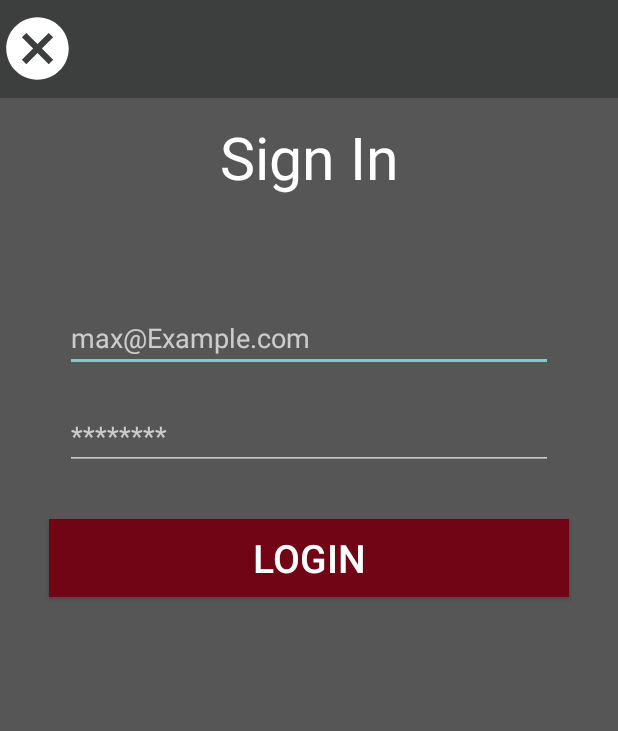
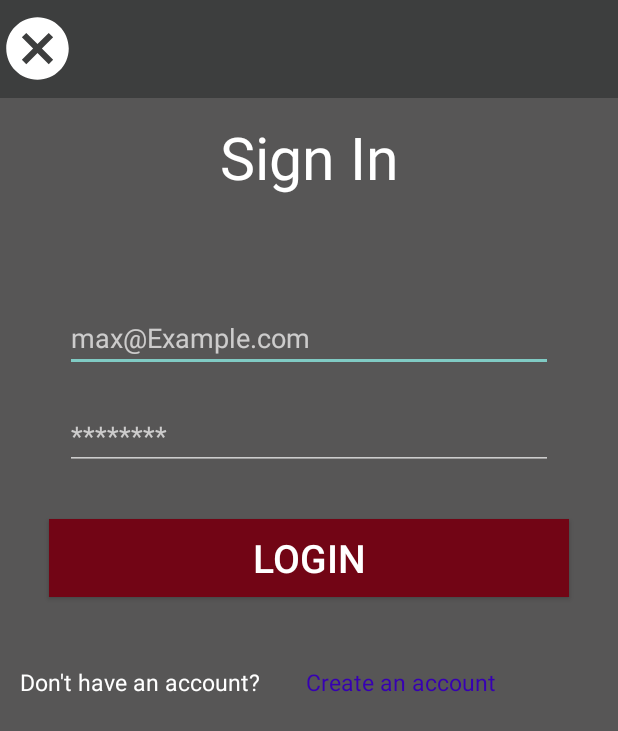
Before and after one commit to ebrahemkofe/Delivery-boot, an Android app: the LoginActivity screen opened directly, with no data from a screen before it, on a phone screen of 412 x 824 dp. Shown: the top 731 px of the screen. Run offline under Robolectric (Android 15) with nearby library versions, the phone set to English and light mode, and no system bars; our stand-ins replace sdp/ssp sizes.

Commit message:
Edit Login , signUp , MainActivity.

```diff
--- a/app/src/main/AndroidManifest.xml
+++ b/app/src/main/AndroidManifest.xml
@@ -22,6 +22,10 @@
             android:name=".ui.LoginActivity"
             android:exported="false" />
 
+        <activity
+            android:name=".ui.SignUp"
+            android:exported="false" />
+
         <activity android:name=".ui.MainActivity"
             android:exported="true">
             <intent-filter>
--- a/app/src/main/java/com/graduation/deliveryboot/ui/LoginActivity.java
+++ b/app/src/main/java/com/graduation/deliveryboot/ui/LoginActivity.java
@@ -2,15 +2,64 @@ package com.graduation.deliveryboot.ui;
 
 import androidx.appcompat.app.AppCompatActivity;
 
+import android.content.Intent;
 import android.os.Bundle;
+import android.view.View;
+import android.widget.Button;
+import android.widget.EditText;
+import android.widget.ImageView;
+import android.widget.TextView;
+import android.widget.Toast;
 
 import com.graduation.deliveryboot.R;
 
 public class LoginActivity extends AppCompatActivity {
 
+    Button Login;
+    ImageView Exit;
+    TextView Signup;
+    EditText Email,Password;
+
     @Override
     protected void onCreate(Bundle savedInstanceState) {
         super.onCreate(savedInstanceState);
         setContentView(R.layout.activity_login);
+
+        FindViewsByID();
+        OnClicks();
+
+    }
+
+    public void FindViewsByID(){
+        Login = findViewById(R.id.loginButton);
+        Exit=findViewById(R.id.ExitIcon);
+        Signup = findViewById(R.id.signupText);
+        Email =findViewById(R.id.EmailText);
+        Password = findViewById(R.id.PasswordText);
+    }
+
+    public void OnClicks(){
+        Login.setOnClickListener(new View.OnClickListener() {
+            @Override
+            public void onClick(View view) {
+                Toast.makeText(LoginActivity.this, "Done!", Toast.LENGTH_SHORT).show();
+            }
+        });
+
+        Exit.setOnClickListener(new View.OnClickListener() {
+            @Override
+            public void onClick(View view) {
+                finish();
+            }
+        });
+
+        Signup.setOnClickListener(new View.OnClickListener() {
+            @Override
+            public void onClick(View view) {
+                Intent i =new Intent(LoginActivity.this,SignUp.class);
+                startActivity(i);
+                finish();
+            }
+        });
     }
 }
--- a/app/src/main/res/layout/activity_login.xml
+++ b/app/src/main/res/layout/activity_login.xml
@@ -38,9 +38,9 @@
         android:layout_height="@dimen/_30sdp"
         android:layout_below="@+id/loginText"
         android:layout_centerHorizontal="true"
-        android:textColor="@color/white"
         android:hint="max@Example.com"
-        android:inputType="textEmailAddress" />
+        android:inputType="textEmailAddress"
+        android:textColor="@color/white" />
 
     <EditText
         android:id="@+id/PasswordText"
@@ -49,19 +49,44 @@
         android:layout_below="@+id/EmailText"
         android:layout_centerHorizontal="true"
         android:layout_marginTop="@dimen/_20sdp"
-        android:textColor="@color/white"
+        android:hint="********"
         android:inputType="textPassword"
-        android:hint="********" />
+        android:textColor="@color/white" />
 
     <Button
+        android:id="@+id/loginButton"
         android:layout_width="match_parent"
         android:layout_height="@dimen/_40sdp"
         android:layout_below="@+id/PasswordText"
-        android:layout_margin="@dimen/_25sdp"
+        android:layout_marginStart="@dimen/_25sdp"
+        android:layout_marginTop="@dimen/_25sdp"
+        android:layout_marginEnd="@dimen/_25sdp"
+        android:layout_marginBottom="@dimen/_25sdp"
         android:background="@color/button_color"
         android:text="Login"
         android:textSize="@dimen/_20sdp" />
 
+    <TextView
+        android:id="@+id/signupt"
+        android:layout_width="wrap_content"
+        android:layout_height="wrap_content"
+        android:layout_below="@+id/loginButton"
+        android:text="Don't have an account? "
+        android:padding="@dimen/_10sdp"
+        android:textSize="@dimen/_12sdp"
+        android:textColor="@color/white"/>
+
+    <TextView
+        android:id="@+id/signupText"
+        android:layout_width="wrap_content"
+        android:layout_height="wrap_content"
+        android:layout_below="@+id/loginButton"
+        android:layout_toRightOf="@+id/signupt"
+        android:padding="@dimen/_10sdp"
+        android:text="Create an account"
+        android:textColor="@color/purple_700"
+        android:textSize="@dimen/_12sdp" />
+
 
 
 </RelativeLayout>
--- a/app/src/main/res/menu/activity_main_drawer.xml
+++ b/app/src/main/res/menu/activity_main_drawer.xml
@@ -7,6 +7,7 @@
         <item
             android:id="@+id/home"
             android:icon="@drawable/home_design"
+            android:checked="true"
             android:title="Home" />
         <item
             android:id="@+id/maps"
--- a/build.gradle
+++ b/build.gradle
@@ -5,7 +5,7 @@ buildscript {
         mavenCentral()
     }
     dependencies {
-        classpath "com.android.tools.build:gradle:7.0.3"
+        classpath 'com.android.tools.build:gradle:7.0.4'
 
 
         // NOTE: Do not place your application dependencies here; they belong
```
Also changed, not shown: app/src/main/java/com/graduation/deliveryboot/ui/MainActivity.java (+19 -8 lines), app/src/main/java/com/graduation/deliveryboot/ui/SignUp.java (+11 -0 lines), app/src/main/res/layout/sign_up.xml (+6 -12 lines).
